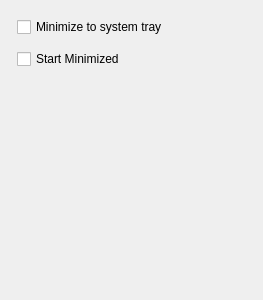
This is resources/ui/browser_tab_options.ui in cmontesano/xappt_qt as Qt 5 draws it before an edit. The edited form follows.
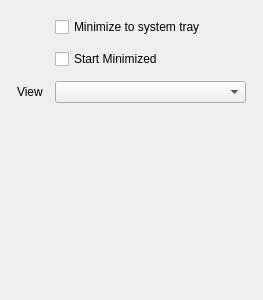
This is the edited form.

Patch:
```diff
--- a/resources/ui/browser_tab_options.ui
+++ b/resources/ui/browser_tab_options.ui
@@ -15,7 +15,7 @@
   </property>
   <layout class="QVBoxLayout" name="verticalLayout">
    <item>
-    <layout class="QGridLayout" name="gridLayout_3" columnstretch="0">
+    <layout class="QGridLayout" name="gridLayout_3" columnstretch="0,0">
      <property name="leftMargin">
       <number>6</number>
      </property>
@@ -31,20 +31,37 @@
      <property name="spacing">
       <number>12</number>
      </property>
-     <item row="1" column="0">
-      <widget class="QCheckBox" name="chkStartMinimized">
-       <property name="text">
-        <string>Start Minimized</string>
+     <item row="2" column="1">
+      <widget class="QComboBox" name="cmbToolViewType">
+       <property name="sizePolicy">
+        <sizepolicy hsizetype="Expanding" vsizetype="Fixed">
+         <horstretch>0</horstretch>
+         <verstretch>0</verstretch>
+        </sizepolicy>
        </property>
       </widget>
      </item>
-     <item row="0" column="0">
+     <item row="0" column="1">
       <widget class="QCheckBox" name="chkMinimizeToTray">
        <property name="text">
         <string>Minimize to system tray</string>
        </property>
       </widget>
      </item>
+     <item row="1" column="1">
+      <widget class="QCheckBox" name="chkStartMinimized">
+       <property name="text">
+        <string>Start Minimized</string>
+       </property>
+      </widget>
+     </item>
+     <item row="2" column="0">
+      <widget class="QLabel" name="label">
+       <property name="text">
+        <string>View</string>
+       </property>
+      </widget>
+     </item>
     </layout>
    </item>
    <item>
```
Left out of the diff: 5 changed lines with no effect on the pictures.
